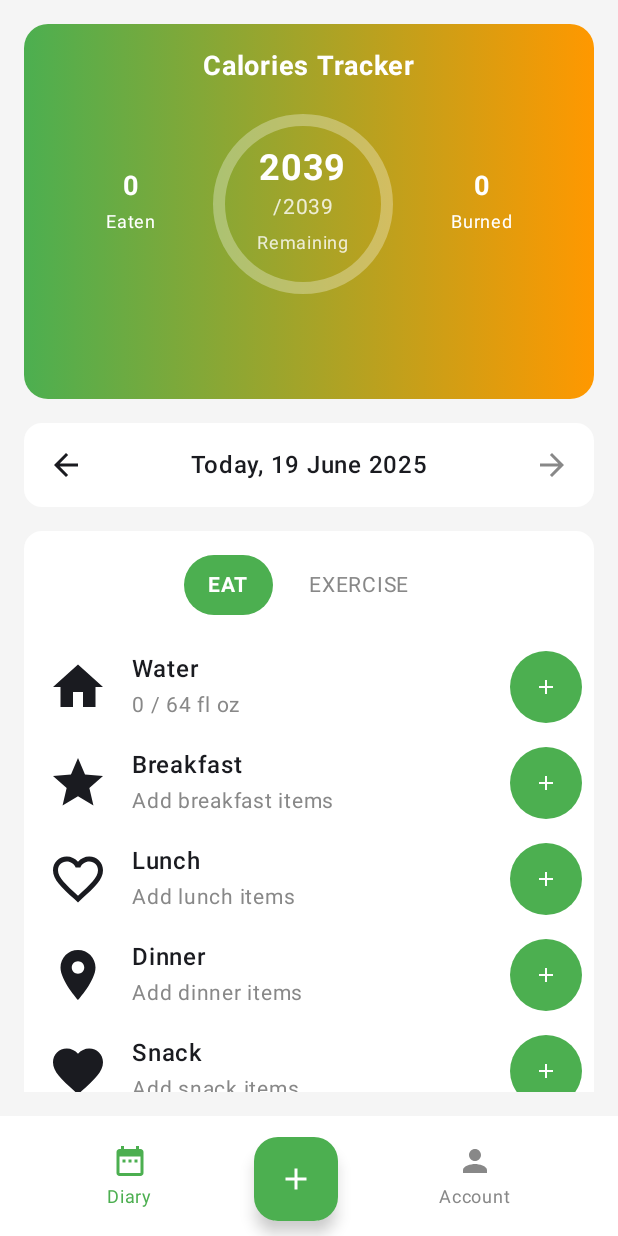
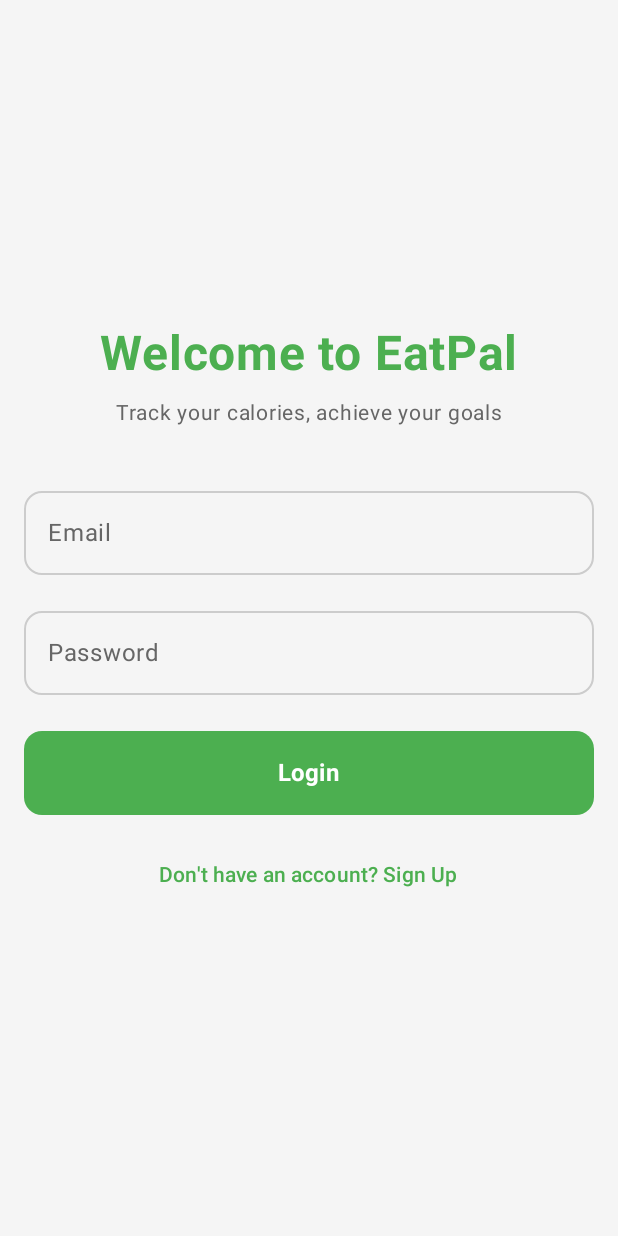
Before and after one commit to StayHalal01/EatPal, an Android app built with Jetpack Compose: the screen it shows after launch (MainActivity), on a phone screen of 412 x 824 dp. Run offline under Robolectric (Android 15) with nearby library versions, the phone set to English and light mode, and no system bars.

Commit message:
feat: ui login

```diff
--- a/app/src/main/java/com/example/eatpal/MainActivity.kt
+++ b/app/src/main/java/com/example/eatpal/MainActivity.kt
@@ -2,6 +2,7 @@
 package com.example.eatpal
 
 import android.os.Bundle
+import android.util.Log
 import androidx.activity.ComponentActivity
 import androidx.activity.compose.setContent
 import androidx.compose.foundation.clickable
@@ -23,6 +24,7 @@ import com.example.eatpal.presentation.ui.screens.AddFoodScreen
 import com.example.eatpal.presentation.ui.screens.DiaryScreen
 import com.example.eatpal.presentation.ui.screens.AccountScreen
 import com.example.eatpal.presentation.ui.screens.AddExerciseScreen
+import com.example.eatpal.presentation.ui.screens.LoginScreen
 import com.example.eatpal.presentation.viewmodel.CaloriesTrackerViewModel
 import com.example.eatpal.ui.theme.EatPalTheme
 
@@ -31,7 +33,23 @@ class MainActivity : ComponentActivity() {
         super.onCreate(savedInstanceState)
         setContent {
             EatPalTheme {
-                CaloriesTrackerApp()
+                var isLoggedIn by remember { mutableStateOf(false) }
+
+                if (!isLoggedIn) {
+                    LoginScreen(
+                        onLoginClick = { email, pass ->
+                            // Add your login logic here
+                            Log.d("loginscreendebug", "coba login")
+                            // If login is successful:
+                            isLoggedIn = true
+                        },
+                        onSignUpClick = {
+                            Log.d("loginscreendebug", "coba register")
+                        }
+                    )
+                } else {
+                    CaloriesTrackerApp()
+                }
             }
         }
     }
--- /dev/null
+++ b/app/src/main/java/com/example/eatpal/presentation/ui/screens/LoginScreen.kt
@@ -0,0 +1,114 @@
+package com.example.eatpal.presentation.ui.screens
+
+import androidx.compose.foundation.background
+import androidx.compose.foundation.layout.*
+import androidx.compose.foundation.shape.RoundedCornerShape
+import androidx.compose.material3.*
+import androidx.compose.runtime.*
+import androidx.compose.ui.Alignment
+import androidx.compose.ui.Modifier
+import androidx.compose.ui.graphics.Color
+import androidx.compose.ui.text.font.FontWeight
+import androidx.compose.ui.text.input.PasswordVisualTransformation
+import androidx.compose.ui.unit.dp
+import androidx.compose.ui.unit.sp
+
+@OptIn(ExperimentalMaterial3Api::class)
+@Composable
+fun LoginScreen(
+    onLoginClick: (String, String) -> Unit,
+    onSignUpClick: () -> Unit
+) {
+    var email by remember { mutableStateOf("") }
+    var password by remember { mutableStateOf("") }
+
+    Column(
+        modifier = Modifier
+            .fillMaxSize()
+            .background(Color(0xFFF5F5F5))
+            .padding(16.dp),
+        horizontalAlignment = Alignment.CenterHorizontally,
+        verticalArrangement = Arrangement.Center
+    ) {
+        Text(
+            text = "Welcome to EatPal",
+            fontSize = 32.sp,
+            fontWeight = FontWeight.Bold,
+            color = Color(0xFF4CAF50)
+        )
+
+        Spacer(modifier = Modifier.height(8.dp))
+
+        Text(
+            text = "Track your calories, achieve your goals",
+            fontSize = 14.sp,
+            color = Color(0xFF666666)
+        )
+
+        Spacer(modifier = Modifier.height(32.dp))
+
+        OutlinedTextField(
+            value = email,
+            onValueChange = { email = it },
+            label = { Text("Email") },
+            singleLine = true,
+            modifier = Modifier.fillMaxWidth(),
+            shape = RoundedCornerShape(12.dp),
+            colors = OutlinedTextFieldDefaults.colors(
+                focusedBorderColor = Color(0xFF4CAF50),
+                unfocusedBorderColor = Color(0xFFCCCCCC),
+                focusedLabelColor = Color(0xFF4CAF50),
+                unfocusedLabelColor = Color(0xFF666666)
+            )
+        )
+
+        Spacer(modifier = Modifier.height(16.dp))
+
+        OutlinedTextField(
+            value = password,
+            onValueChange = { password = it },
+            label = { Text("Password") },
+            singleLine = true,
+            visualTransformation = PasswordVisualTransformation(),
+            modifier = Modifier.fillMaxWidth(),
+            shape = RoundedCornerShape(12.dp),
+            colors = OutlinedTextFieldDefaults.colors(
+                focusedBorderColor = Color(0xFF4CAF50),
+                unfocusedBorderColor = Color(0xFFCCCCCC),
+                focusedLabelColor = Color(0xFF4CAF50),
+                unfocusedLabelColor = Color(0xFF666666)
+            )
+        )
+
+        Spacer(modifier = Modifier.height(24.dp))
+
+        Button(
+            onClick = { onLoginClick(email, password) },
+            modifier = Modifier
+                .fillMaxWidth()
+                .height(56.dp),
+            colors = ButtonDefaults.buttonColors(
+                containerColor = Color(0xFF4CAF50)
+            ),
+            shape = RoundedCornerShape(12.dp)
+        ) {
+            Text(
+                "Login",
+                fontSize = 16.sp,
+                fontWeight = FontWeight.Bold
+            )
+        }
+
+        Spacer(modifier = Modifier.height(16.dp))
+
+        TextButton(
+            onClick = onSignUpClick
+        ) {
+            Text(
+                "Don't have an account? Sign Up",
+                color = Color(0xFF4CAF50),
+                fontWeight = FontWeight.Medium
+            )
+        }
+    }
+}
--- a/app/src/main/java/com/example/eatpal/ui/theme/Theme.kt
+++ b/app/src/main/java/com/example/eatpal/ui/theme/Theme.kt
@@ -9,18 +9,33 @@ import androidx.compose.material3.dynamicDarkColorScheme
 import androidx.compose.material3.dynamicLightColorScheme
 import androidx.compose.material3.lightColorScheme
 import androidx.compose.runtime.Composable
+import androidx.compose.ui.graphics.Color
 import androidx.compose.ui.platform.LocalContext
 
 private val DarkColorScheme = darkColorScheme(
     primary = Purple80,
     secondary = PurpleGrey80,
-    tertiary = Pink80
+    tertiary = Pink80,    // Light Blue
+    background = Color(0xFF121212),   // Dark Gray
+    surface = Color(0xFF1E1E1E),     // Slightly lighter dark
+    onPrimary = Color.Black,
+    onSecondary = Color.Black,
+    onTertiary = Color.Black,
+    onBackground = Color.White,
+    onSurface = Color.White
 )
 
 private val LightColorScheme = lightColorScheme(
     primary = Purple40,
     secondary = PurpleGrey40,
-    tertiary = Pink40
+    tertiary = Pink40, // Blue
+    background = Color(0xFFF5F5F5),  // Light Gray
+    surface = Color.White,
+    onPrimary = Color.White,
+    onSecondary = Color.Black,
+    onTertiary = Color.White,
+    onBackground = Color(0xFF1C1B1F),
+    onSurface = Color(0xFF1C1B1F)
 
     /* Other default colors to override
     background = Color(0xFFFFFBFE),
```
